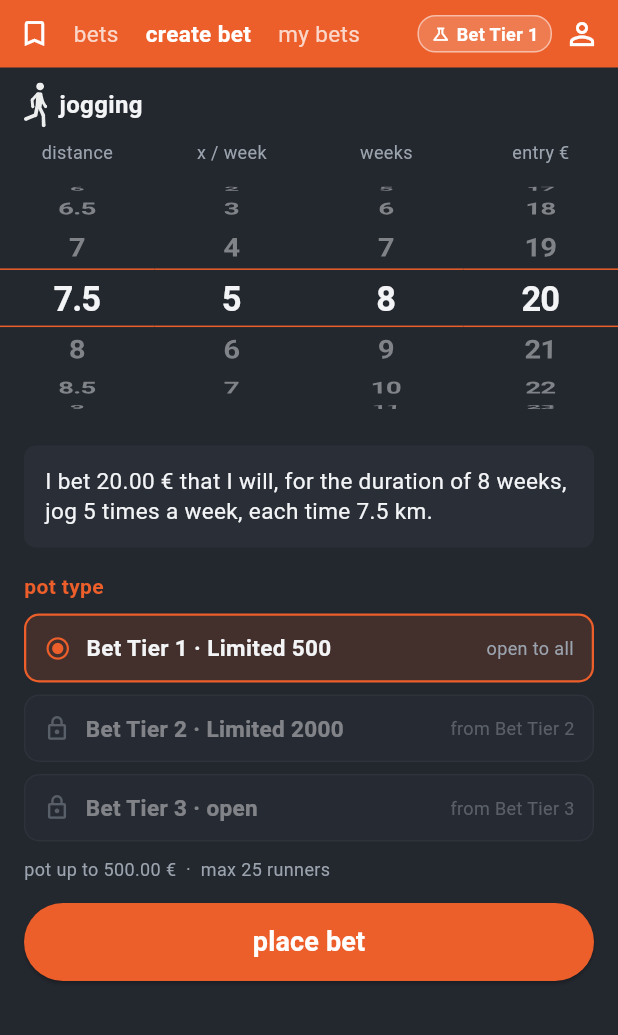
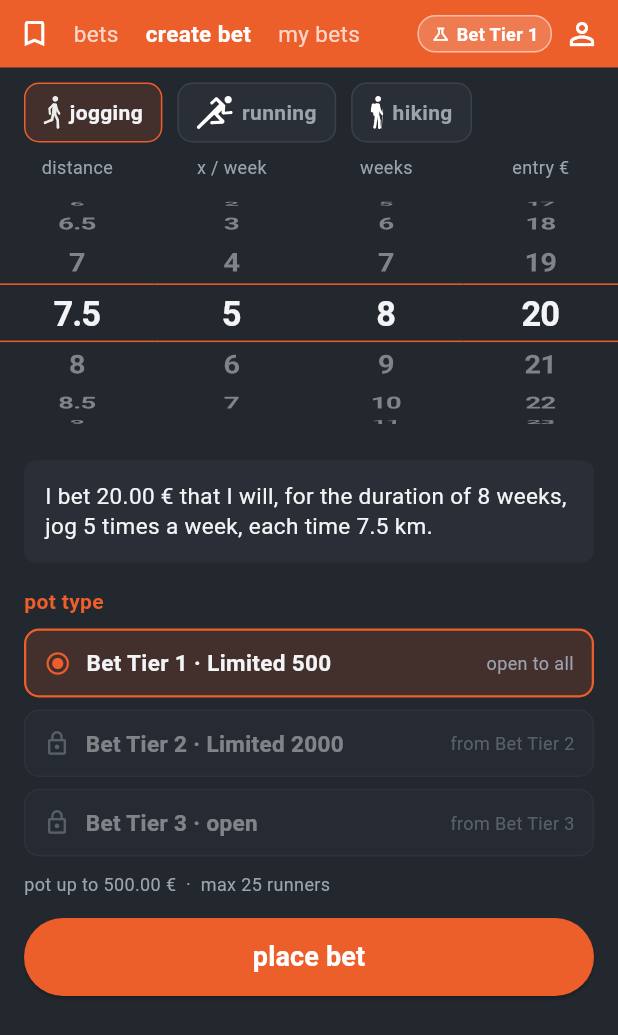
Before and after one commit to Claude-Roland/Battlebet, a Flutter app: the CreateBetScreen screen opened directly, on a phone screen of 412 x 824 dp. Shown: the top 1035 px of the screen. Run offline on Flutter 3.47's test engine with Material 3 defaults, Android fonts, the phone set to English and light mode, and no system bars; our stand-ins replace flutter_svg; project files that could hold a hidden picture were left out.

Commit message:
App: Kategorie 'Wandern' (hiking) hinzugefuegt
- Sport.wandern (Index 5, passend zum Server); Label 'hiking'
- Wanderer-Icon.svg als Asset; Icon-Zuordnung in bet_row/bet_detail/my_bets
- Sportart-Filter in der Wettenliste um wandern erweitert
- create_bet: Sport-Waehler (jogging/running/hiking) statt fest jogging; Satz + Name folgen der Sportart

Co-Authored-By: Claude Opus 4.8 <noreply@anthropic.com>
Claude-Session: https://claude.ai/code/session_01RSMBFxq14hxae6Gz25sNuk

```diff
--- a/app/lib/models/bet.dart
+++ b/app/lib/models/bet.dart
@@ -13,7 +13,8 @@ enum Sport {
   running,
   skating,
   offRoadBiking,
-  crossCountrySkiing;
+  crossCountrySkiing,
+  wandern;
 
   /// Anzeige-Text der Sportart (wie im Entwurf).
   String get label => switch (this) {
@@ -22,6 +23,7 @@ enum Sport {
         Sport.skating => 'skating',
         Sport.offRoadBiking => 'off-road biking',
         Sport.crossCountrySkiing => 'cross country skiing',
+        Sport.wandern => 'hiking',
       };
 }
 
--- a/app/lib/screens/bet_detail_screen.dart
+++ b/app/lib/screens/bet_detail_screen.dart
@@ -56,7 +56,11 @@ class BetDetailScreen extends StatelessWidget {
     return '${d.day} ${months[d.month - 1]} ${d.year}';
   }
 
-  String get _sportAsset => bet.sport == Sport.running ? 'Renner-Icon.svg' : 'Jogger-Icon.svg';
+  String get _sportAsset => switch (bet.sport) {
+        Sport.running => 'Renner-Icon.svg',
+        Sport.wandern => 'Wanderer-Icon.svg',
+        _ => 'Jogger-Icon.svg',
+      };
 
   @override
   Widget build(BuildContext context) {
--- a/app/lib/screens/bets_list_screen.dart
+++ b/app/lib/screens/bets_list_screen.dart
@@ -50,7 +50,7 @@ class _BetsListScreenState extends State<BetsListScreen> {
   bool _desc = true;
 
   // --- Filter (Waehlrad). null / 0 / 1 bedeuten „alle". ---
-  static const List<Sport> _sportChoices = [Sport.jogging, Sport.running];
+  static const List<Sport> _sportChoices = [Sport.jogging, Sport.running, Sport.wandern];
   static const List<double> _distSteps = [0, 5, 7, 10, 15, 20, 50, 100, 200];
   static const List<int> _stakeSteps = [0, 5, 10, 20, 30, 50, 80, 100];
   Sport? _filterSport;
--- a/app/lib/screens/create_bet_screen.dart
+++ b/app/lib/screens/create_bet_screen.dart
@@ -43,6 +43,7 @@ class _CreateBetScreenState extends State<CreateBetScreen> {
   int _iPrice = 19; // 20 €
 
   PotTier _tier = PotTier.limited; // Standard: der fuer alle offene Pot
+  Sport _sport = Sport.jogging; // gewaehlte Sportart (jogging/running/hiking)
 
   late final _distCtrl = FixedExtentScrollController(initialItem: _iDist);
   late final _freqCtrl = FixedExtentScrollController(initialItem: _iFreq);
@@ -80,8 +81,47 @@ class _CreateBetScreenState extends State<CreateBetScreen> {
 
   String _fmtKm(double km) => km == km.roundToDouble() ? km.toStringAsFixed(0) : km.toString();
 
+  String get _verb => switch (_sport) {
+        Sport.running => 'run',
+        Sport.wandern => 'hike',
+        _ => 'jog',
+      };
+
+  String _asset(Sport s) => switch (s) {
+        Sport.running => 'Renner-Icon.svg',
+        Sport.wandern => 'Wanderer-Icon.svg',
+        _ => 'Jogger-Icon.svg',
+      };
+
+  Widget _sportChip(Sport s) {
+    final active = _sport == s;
+    return GestureDetector(
+      onTap: () => setState(() => _sport = s),
+      child: Container(
+        padding: const EdgeInsets.symmetric(horizontal: 12, vertical: 8),
+        decoration: BoxDecoration(
+          color: active ? AppColors.orange.withValues(alpha: 0.16) : AppColors.surface,
+          borderRadius: BorderRadius.circular(10),
+          border: Border.all(color: active ? AppColors.orange : AppColors.divider),
+        ),
+        child: Row(
+          mainAxisSize: MainAxisSize.min,
+          children: [
+            SvgPicture.asset('assets/icons/${_asset(s)}', height: 22),
+            const SizedBox(width: 6),
+            Text(s.label,
+                style: TextStyle(
+                    color: active ? AppColors.textPrimary : AppColors.textMuted,
+                    fontSize: 14,
+                    fontWeight: FontWeight.w600)),
+          ],
+        ),
+      ),
+    );
+  }
+
   String get _sentence =>
-      'I bet ${Money.of(_price, _currency).format()} that I will, for the duration of $_week weeks, jog $_freq times a week, each time ${_fmtKm(_distance)} km.';
+      'I bet ${Money.of(_price, _currency).format()} that I will, for the duration of $_week weeks, $_verb $_freq times a week, each time ${_fmtKm(_distance)} km.';
 
   /// Info zum gewaehlten Pot-Typ (Deckel + max. Teilnehmer, oder „kein Limit").
   String get _potInfoLine => _tier.isUnlimited
@@ -102,10 +142,10 @@ class _CreateBetScreenState extends State<CreateBetScreen> {
                 padding: const EdgeInsets.symmetric(horizontal: 16),
                 child: Row(
                   children: [
-                    SvgPicture.asset('assets/icons/Jogger-Icon.svg', height: 30),
-                    const SizedBox(width: 8),
-                    const Text('jogging',
-                        style: TextStyle(color: AppColors.textPrimary, fontSize: 16, fontWeight: FontWeight.w600)),
+                    for (final s in const [Sport.jogging, Sport.running, Sport.wandern]) ...[
+                      _sportChip(s),
+                      const SizedBox(width: 10),
+                    ],
                   ],
                 ),
               ),
@@ -255,8 +295,8 @@ class _CreateBetScreenState extends State<CreateBetScreen> {
   // Neuer Pot: nur der Ersteller (starters = 1, dropouts = 0, Standard-Fee).
   void _place() {
     final bet = Bet(
-      name: 'jog ${_fmtKm(_distance)}km',
-      sport: Sport.jogging,
+      name: '$_verb ${_fmtKm(_distance)}km',
+      sport: _sport,
       distanceKm: _distance,
       iterationsPerWeek: _freq,
       expirationDays: _week * 7,
--- a/app/lib/screens/my_bets_screen.dart
+++ b/app/lib/screens/my_bets_screen.dart
@@ -236,7 +236,11 @@ class _MyBetTile extends StatelessWidget {
   }
 
   /// Sportart -> SVG-Asset (Icon-Policy: aus der Sportart abgeleitet, nie hart verdrahtet).
-  String _sportAsset(Sport s) => s == Sport.running ? 'Renner-Icon.svg' : 'Jogger-Icon.svg';
+  String _sportAsset(Sport s) => switch (s) {
+        Sport.running => 'Renner-Icon.svg',
+        Sport.wandern => 'Wanderer-Icon.svg',
+        _ => 'Jogger-Icon.svg',
+      };
 
   String _fmtKm(double km) => km == km.roundToDouble() ? km.toStringAsFixed(0) : km.toString();
 }
--- a/app/lib/widgets/bet_row.dart
+++ b/app/lib/widgets/bet_row.dart
@@ -167,6 +167,7 @@ class BetRow extends StatelessWidget {
   /// Sportart -> SVG-Asset (Icon-Policy: aus der Sportart abgeleitet).
   String _sportAsset(Sport s) => switch (s) {
         Sport.running => 'Renner-Icon.svg',
+        Sport.wandern => 'Wanderer-Icon.svg',
         _ => 'Jogger-Icon.svg',
       };
 }
```
Also changed, not shown: app/assets/icons/Wanderer-Icon.svg (added).
